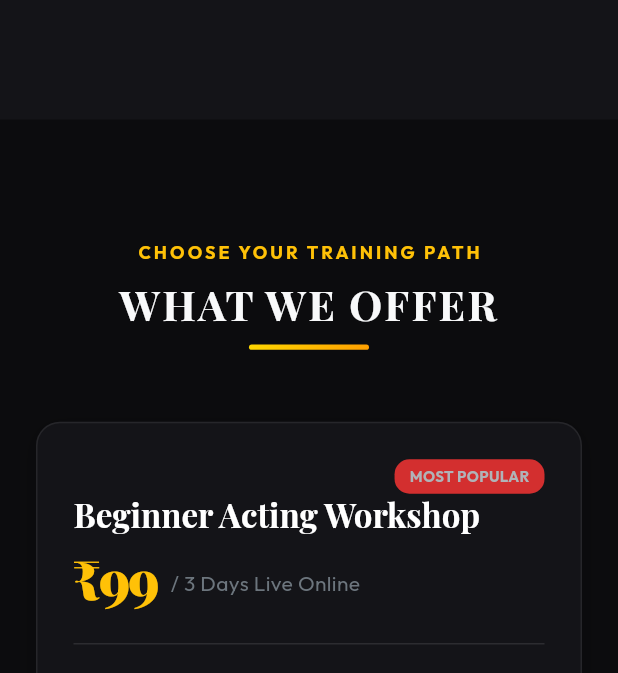
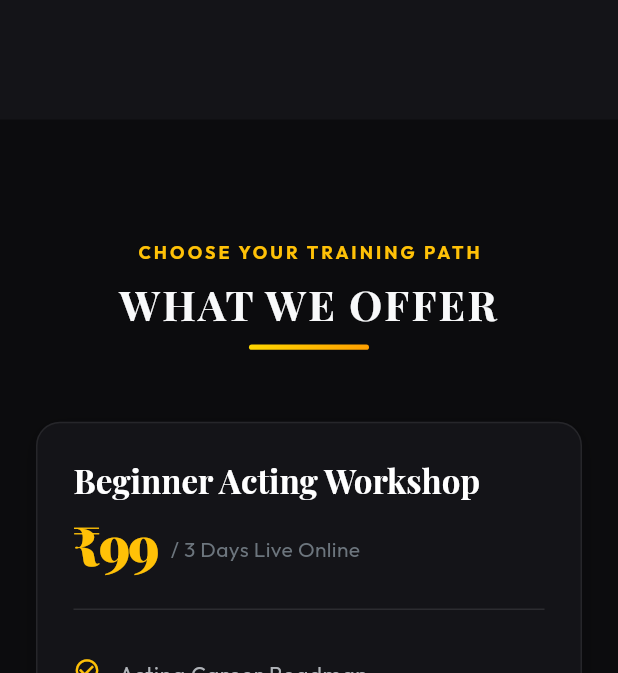
Before and after one commit to Verjot002/rangmanch, a Flutter app: the screen it shows after launch, scrolled down 2880 dp, on a phone screen of 412 x 824 dp, the part 563-1236 px from its top. Run offline on Flutter 3.47's test engine with Material 3 defaults, Android fonts, the phone set to English and light mode, and no system bars; our stand-ins replace font_awesome_flutter, google_fonts.

Commit message:
Update Advanced Course to 399, add Premium Lifetime Access card, fix mobile head alignment, and replace default web tab favicon with custom AI drama icon

```diff
--- a/lib/main.dart
+++ b/lib/main.dart
@@ -102,10 +102,13 @@ class _MainScreenState extends State<MainScreen> {
     }
   }
 
-  void _showPaymentDialog() {
+  void _showPaymentDialog({double amount = 99.00, String note = "Beginner Acting Workshop Registration"}) {
     showDialog(
       context: context,
-      builder: (context) => const PaymentDialog(),
+      builder: (context) => PaymentDialog(
+        amount: amount,
+        transactionNote: note,
+      ),
     );
   }
 
@@ -528,6 +531,7 @@ class _MainScreenState extends State<MainScreen> {
                                   image: const DecorationImage(
                                     image: AssetImage("assets/images/WhatsApp Image 2026-07-10 at 4.17.52 PM.jpeg"),
                                     fit: BoxFit.cover,
+                                    alignment: Alignment.topCenter,
                                   ),
                                 ),
                               ),
@@ -596,6 +600,7 @@ class _MainScreenState extends State<MainScreen> {
                                     image: const DecorationImage(
                                       image: AssetImage("assets/images/WhatsApp Image 2026-07-10 at 4.17.52 PM.jpeg"),
                                       fit: BoxFit.cover,
+                                      alignment: Alignment.topCenter,
                                     ),
                                   ),
                                 ),
@@ -861,14 +866,14 @@ class _MainScreenState extends State<MainScreen> {
                             "Camera Confidence Exercises",
                             "Live Interactive Q&A Session",
                           ],
-                          isPopular: true,
+                          isPopular: false,
                           buttonText: "Register for ₹99",
-                          onPressed: _showPaymentDialog,
+                          onPressed: () => _showPaymentDialog(amount: 99.00, note: "Beginner Acting Workshop Registration"),
                         ),
                         const SizedBox(height: 32),
                         _buildProgramCard(
                           title: "Advanced Acting Program",
-                          price: "Custom Intake",
+                          price: "₹399",
                           duration: "In-Depth Mentorship",
                           features: [
                             "Comprehensive Theatre Training",
@@ -880,9 +885,26 @@ class _MainScreenState extends State<MainScreen> {
                             "Private WhatsApp Community Access",
                             "Lifetime Career Guidance Support",
                           ],
+                          isPopular: true,
+                          buttonText: "Register for ₹399",
+                          onPressed: () => _showPaymentDialog(amount: 399.00, note: "Advanced Acting Program Registration"),
+                        ),
+                        const SizedBox(height: 32),
+                        _buildProgramCard(
+                          title: "The Rangmanch Premium",
+                          price: "₹149",
+                          duration: "Lifetime Access",
+                          features: [
+                            "Daily Genuine Casting Updates",
+                            "Verified Audition Opportunities",
+                            "TV, OTT, Films & Ads Requirements",
+                            "Modeling, Music Videos & Kids Casting",
+                            "One Place for All Daily Updates",
+                            "Lifetime Access – No Monthly Renewal",
+                          ],
                           isPopular: false,
-                          buttonText: "Inquire on WhatsApp",
-                          onPressed: () => _launchURL("https://wa.me/917986971024?text=Hi%20Sonam,%20I%20want%20to%20know%20more%20details%20about%20the%20Advanced%20Acting%20Program!"),
+                          buttonText: "Join for ₹149",
+                          onPressed: () => _showPaymentDialog(amount: 149.00, note: "The Rangmanch Premium Lifetime Access"),
                         ),
                       ],
                     )
@@ -903,16 +925,16 @@ class _MainScreenState extends State<MainScreen> {
                               "Camera Confidence Exercises",
                               "Live Interactive Q&A Session",
                             ],
-                            isPopular: true,
+                            isPopular: false,
                             buttonText: "Register for ₹99",
-                            onPressed: _showPaymentDialog,
+                            onPressed: () => _showPaymentDialog(amount: 99.00, note: "Beginner Acting Workshop Registration"),
                           ),
                         ),
-                        const SizedBox(width: 32),
+                        const SizedBox(width: 24),
                         Expanded(
                           child: _buildProgramCard(
                             title: "Advanced Acting Program",
-                            price: "Custom Intake",
+                            price: "₹399",
                             duration: "In-Depth Mentorship",
                             features: [
                               "Comprehensive Theatre Training",
@@ -924,9 +946,28 @@ class _MainScreenState extends State<MainScreen> {
                               "Private WhatsApp Community Access",
                               "Lifetime Career Guidance Support",
                             ],
+                            isPopular: true,
+                            buttonText: "Register for ₹399",
+                            onPressed: () => _showPaymentDialog(amount: 399.00, note: "Advanced Acting Program Registration"),
+                          ),
+                        ),
+                        const SizedBox(width: 24),
+                        Expanded(
+                          child: _buildProgramCard(
+                            title: "The Rangmanch Premium",
+                            price: "₹149",
+                            duration: "Lifetime Access",
+                            features: [
+                              "Daily Genuine Casting Updates",
+                              "Verified Audition Opportunities",
+                              "TV, OTT, Films & Ads Requirements",
+                              "Modeling, Music Videos & Kids Casting",
+                              "One Place for All Daily Updates",
+                              "Lifetime Access – No Monthly Renewal",
+                            ],
                             isPopular: false,
-                            buttonText: "Inquire on WhatsApp",
-                            onPressed: () => _launchURL("https://wa.me/917986971024?text=Hi%20Sonam,%20I%20want%20to%20know%20more%20details%20about%20the%20Advanced%20Acting%20Program!"),
+                            buttonText: "Join for ₹149",
+                            onPressed: () => _showPaymentDialog(amount: 149.00, note: "The Rangmanch Premium Lifetime Access"),
                           ),
                         ),
                       ],
```
Also changed, not shown: 5 other files.
